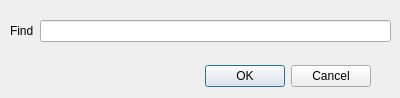
Old version of the form finddialog.ui in the repository dshadrin/LogView.
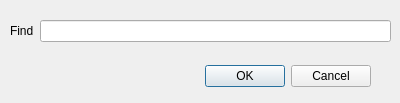
New version of the form.

The edit to the form file:
```diff
--- a/finddialog.ui
+++ b/finddialog.ui
@@ -7,7 +7,7 @@
     <x>0</x>
     <y>0</y>
     <width>400</width>
-    <height>98</height>
+    <height>103</height>
    </rect>
   </property>
   <property name="windowTitle">
@@ -29,7 +29,7 @@
     <set>QDialogButtonBox::Cancel|QDialogButtonBox::Ok</set>
    </property>
   </widget>
-  <widget class="QWidget" name="">
+  <widget class="QWidget" name="layoutWidget">
    <property name="geometry">
     <rect>
      <x>10</x>
```
Left out of the diff: 2 changed lines with no effect on the pictures.
